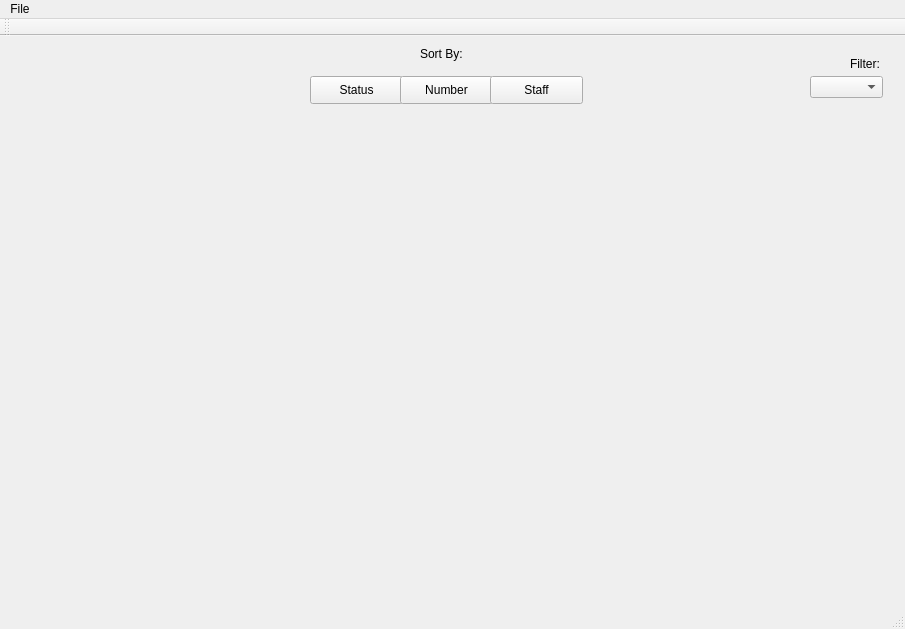
Above: test1/mainwindow.ui from mmywong/ezLCD_RoomStatusManager before the change. Below: the same form after it.
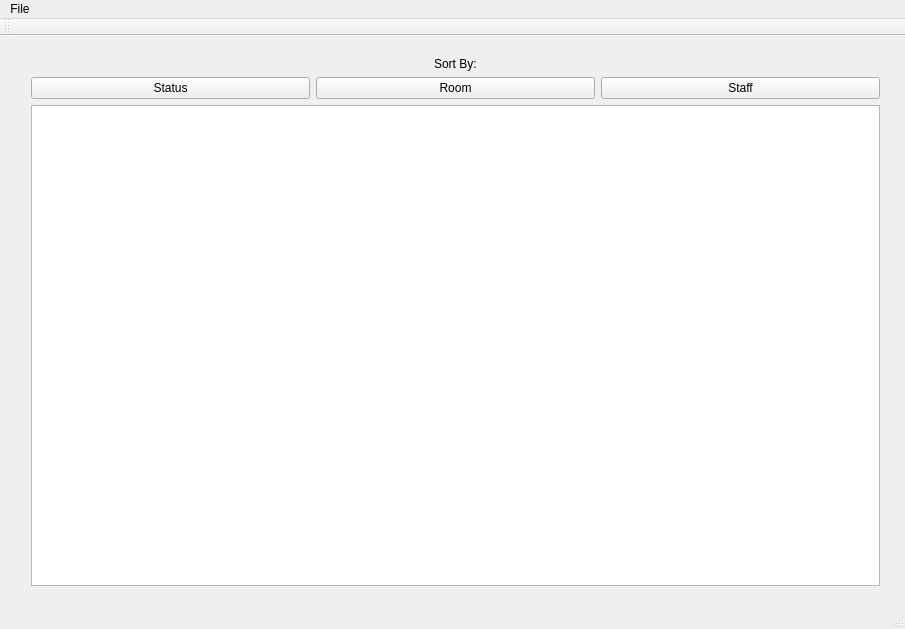
That is the form after the change.

Commit message: added Derek's code

What changed in the file:
```diff
--- a/test1/mainwindow.ui
+++ b/test1/mainwindow.ui
@@ -14,91 +14,54 @@
    <string>MainWindow</string>
   </property>
   <widget class="QWidget" name="centralWidget">
-   <widget class="QLabel" name="SortBy">
+   <widget class="QWidget" name="">
     <property name="geometry">
      <rect>
-      <x>420</x>
+      <x>20</x>
       <y>10</y>
-      <width>55</width>
-      <height>16</height>
+      <width>871</width>
+      <height>551</height>
      </rect>
+    </property>
+    <layout class="QGridLayout" name="gridLayout">
+     <item row="1" column="1" alignment="Qt::AlignHCenter">
+      <widget class="QLabel" name="SortBy">
+       <property name="maximumSize">
+        <size>
+         <width>16777215</width>
+         <height>20</height>
+        </size>
     </property>
     <property name="text">
      <string>Sort By:</string>
     </property>
    </widget>
-   <widget class="QLabel" name="Filter">
-    <property name="geometry">
-     <rect>
-      <x>850</x>
-      <y>20</y>
-      <width>41</width>
-      <height>16</height>
-     </rect>
-    </property>
+     </item>
+     <item row="2" column="1">
+      <widget class="QPushButton" name="viewRoomButton">
     <property name="text">
-     <string>Filter:</string>
-    </property>
-   </widget>
-   <widget class="QComboBox" name="comboBox">
-    <property name="geometry">
-     <rect>
-      <x>810</x>
-      <y>40</y>
-      <width>73</width>
-      <height>22</height>
-     </rect>
-    </property>
-   </widget>
-   <widget class="QPushButton" name="StatusButton">
-    <property name="geometry">
-     <rect>
-      <x>310</x>
-      <y>40</y>
-      <width>93</width>
-      <height>28</height>
-     </rect>
-    </property>
+        <string>Room</string>
+       </property>
+      </widget>
+     </item>
+     <item row="2" column="0">
+      <widget class="QPushButton" name="viewStatusButton">
     <property name="text">
      <string>Status</string>
     </property>
    </widget>
-   <widget class="QPushButton" name="NumberButton">
-    <property name="geometry">
-     <rect>
-      <x>400</x>
-      <y>40</y>
-      <width>93</width>
-      <height>28</height>
-     </rect>
-    </property>
-    <property name="text">
-     <string>Number</string>
-    </property>
-   </widget>
-   <widget class="QPushButton" name="StaffButton">
-    <property name="geometry">
-     <rect>
-      <x>490</x>
-      <y>40</y>
-      <width>93</width>
-      <height>28</height>
-     </rect>
-    </property>
+     </item>
+     <item row="2" column="2">
+      <widget class="QPushButton" name="viewStaffButton">
     <property name="text">
      <string>Staff</string>
     </property>
    </widget>
-   <widget class="QWidget" name="gridLayoutWidget">
-    <property name="geometry">
-     <rect>
-      <x>20</x>
-      <y>90</y>
-      <width>871</width>
-      <height>471</height>
-     </rect>
-    </property>
-    <layout class="QGridLayout" name="gridLayout" rowstretch="0" columnstretch="0"/>
+     </item>
+     <item row="3" column="0" colspan="3">
+      <widget class="QTableWidget" name="tableWidget"/>
+     </item>
+    </layout>
    </widget>
   </widget>
   <widget class="QToolBar" name="mainToolBar">
```
Lines whose indentation alone changed are shown as unchanged. The commit also changes 2 other files.
